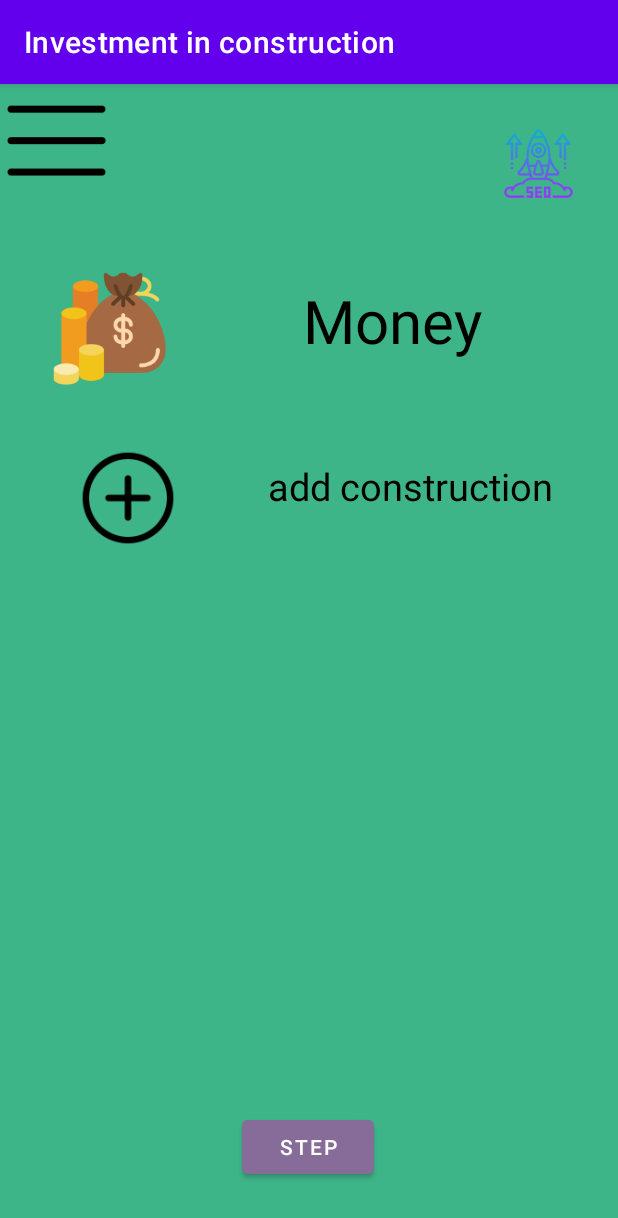
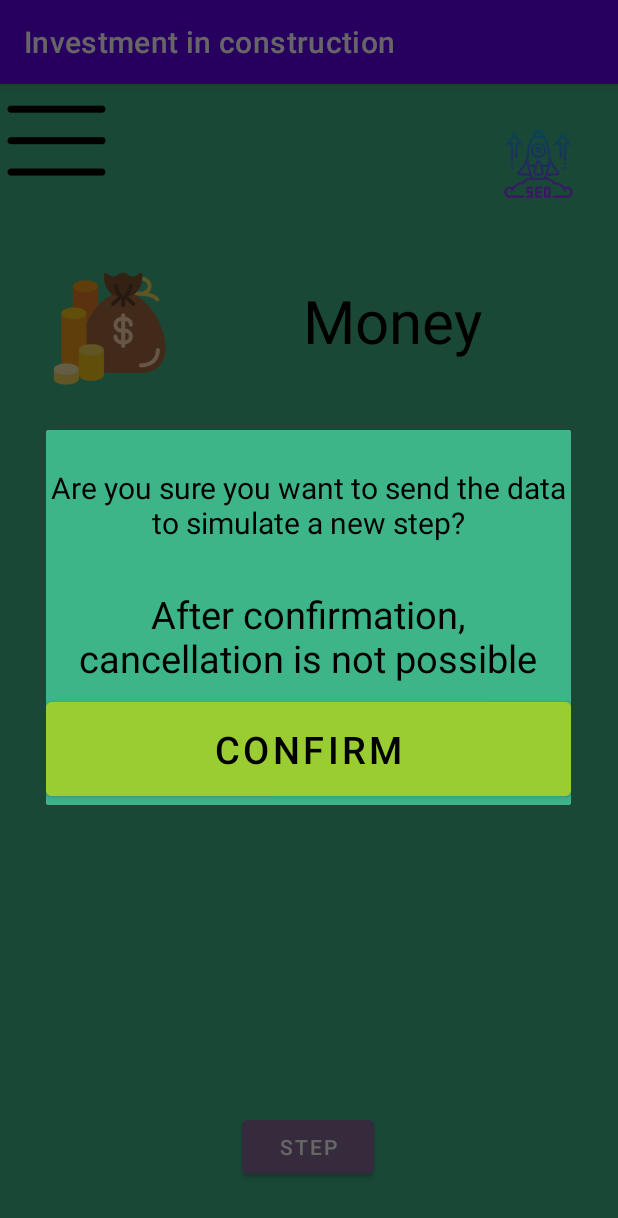
Before and after one commit to sanai1/Investment_in_construction, an Android app: the MainActivity screen opened directly, with no data from a screen before it, after a tap on "STEP", on a phone screen of 412 x 824 dp. Shown: the top 1218 px of the screen. Run offline under Robolectric (Android 15) with nearby library versions, the phone set to English and light mode, and no system bars; 5 statements that could not run were skipped.

Commit message:
add QuestionAgain (DialogFragment in MainActivity)

```diff
--- /dev/null
+++ b/app/src/main/java/com/example/investmentinconstruction/DialogFragment/QuestionAgain.java
@@ -0,0 +1,37 @@
+package com.example.investmentinconstruction.DialogFragment;
+
+import android.os.Bundle;
+import android.view.LayoutInflater;
+import android.view.View;
+import android.view.ViewGroup;
+import android.widget.Button;
+
+import androidx.fragment.app.DialogFragment;
+
+import com.example.investmentinconstruction.R;
+
+public class QuestionAgain extends DialogFragment implements View.OnClickListener {
+
+    private OnDialogClickListenerQuestionAgain onDialogClickListenerQuestionAgain;
+
+    public View onCreateView(LayoutInflater layoutInflater, ViewGroup viewGroup, Bundle savedInstanceState) {
+        View view = layoutInflater.inflate(R.layout.dialog_question, null);
+        view.findViewById(R.id.buttonConfirm).setOnClickListener(this);
+
+        return view;
+    }
+
+    @Override
+    public void onClick(View v) {
+        onDialogClickListenerQuestionAgain.onDialogClickListener(true);
+        dismiss();
+    }
+
+    public interface OnDialogClickListenerQuestionAgain {
+        void onDialogClickListener(boolean result);
+    }
+
+    public void setMyDialogClickListener(OnDialogClickListenerQuestionAgain listener) {
+        onDialogClickListenerQuestionAgain = listener;
+    }
+}
--- /dev/null
+++ b/app/src/main/res/layout/dialog_question.xml
@@ -0,0 +1,46 @@
+<?xml version="1.0" encoding="utf-8"?>
+<androidx.constraintlayout.widget.ConstraintLayout xmlns:android="http://schemas.android.com/apk/res/android"
+    xmlns:app="http://schemas.android.com/apk/res-auto"
+    xmlns:tools="http://schemas.android.com/tools"
+    android:layout_width="match_parent"
+    android:layout_height="match_parent">
+
+    <LinearLayout
+        android:layout_width="350dp"
+        android:layout_height="250dp"
+        android:background="@color/mint"
+        android:orientation="vertical"
+        app:layout_constraintBottom_toBottomOf="parent"
+        app:layout_constraintEnd_toEndOf="parent"
+        app:layout_constraintStart_toStartOf="parent"
+        app:layout_constraintTop_toTopOf="parent">
+
+
+        <TextView
+            android:layout_width="match_parent"
+            android:layout_height="100dp"
+            android:text="@string/text_dialog_question_1"
+            android:textColor="@color/black"
+            android:textSize="20dp"
+            android:gravity="center"
+            android:layout_gravity="center"/>
+
+        <TextView
+            android:layout_width="match_parent"
+            android:layout_height="75dp"
+            android:text="@string/text_dialog_question_2"
+            android:textColor="@color/black"
+            android:textSize="25dp"
+            android:gravity="center"/>
+
+            <Button
+                android:id="@+id/buttonConfirm"
+                android:layout_width="match_parent"
+                android:layout_height="match_parent"
+                android:layout_weight="1"
+                android:text="Confirm"
+                android:textSize="25dp"
+                android:textColor="@color/black"
+                android:backgroundTint="@color/yellow_green"/>
+    </LinearLayout>
+</androidx.constraintlayout.widget.ConstraintLayout>
--- a/app/src/main/res/values/colors.xml
+++ b/app/src/main/res/values/colors.xml
@@ -10,4 +10,6 @@
     <color name="creamy">#F2E8C9</color>
     <color name="mint">#3EB489</color>
     <color name="light_purple">#876C99</color>
+    <color name="yellow_green">#9ACD32</color>
+    <color name="orange_red">#FF4500</color>
 </resources>
--- a/app/src/main/res/values/strings.xml
+++ b/app/src/main/res/values/strings.xml
@@ -2,4 +2,6 @@
     <string name="app_name">Investment in construction</string>
     <string name="hello_blank_fragment">Hello blank fragment</string>
     <string name="there_will_be_something_interesting_here_soon">There will be something interesting here soon</string>
+    <string name="text_dialog_question_1">Are you sure you want to send the data to simulate a new step?</string>
+    <string name="text_dialog_question_2">After confirmation, cancellation is not possible</string>
 </resources>
```
Also changed, not shown: app/src/main/java/com/example/investmentinconstruction/MainActivity.java (+47 -21 lines).
